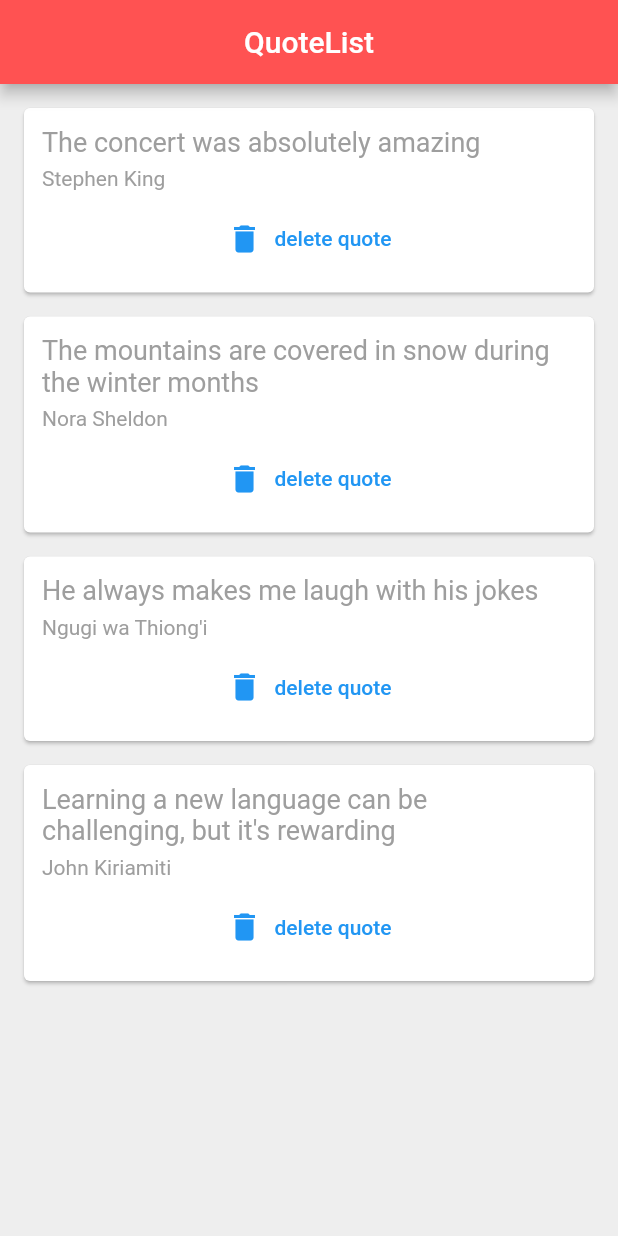
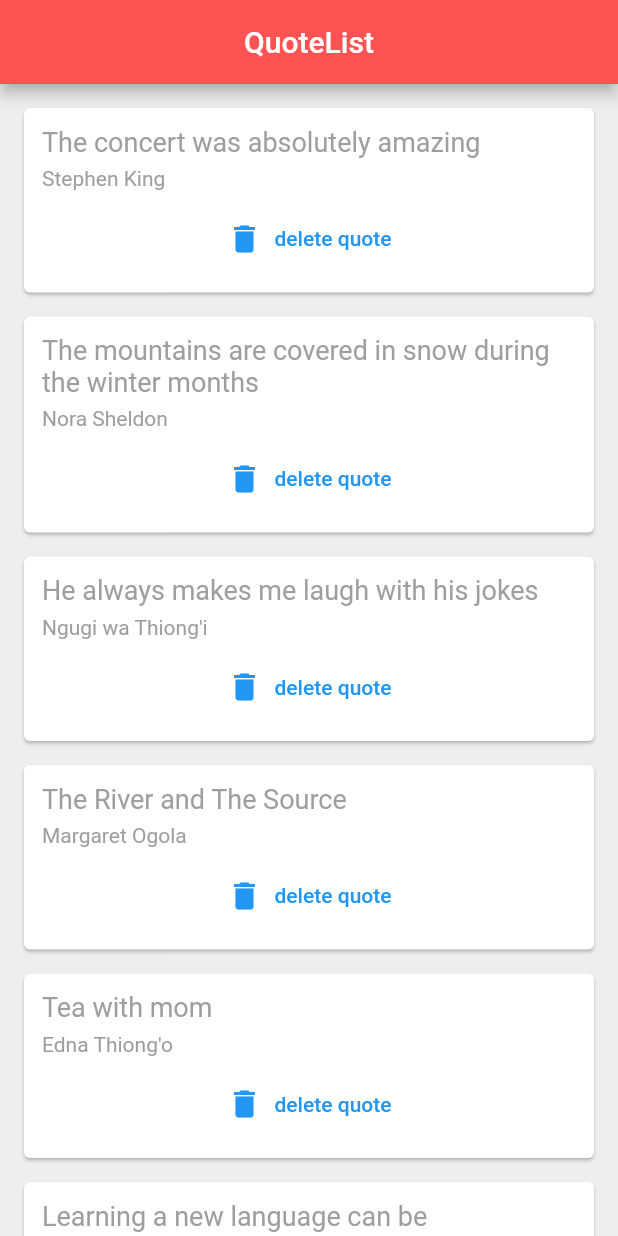
Before and after one commit to MugoSimon/quotes, a Flutter app: the screen it shows after launch, on a phone screen of 412 x 824 dp. Run offline on Flutter 3.47's test engine with Material 2 defaults, Android fonts, the phone set to English and light mode, and no system bars.

Commit message:
additional authors

```diff
--- a/lib/main.dart
+++ b/lib/main.dart
@@ -23,6 +23,12 @@ class _QuoteListState extends State<QuoteList> {
     const Quote(
         author: 'Ngugi wa Thiong\'i',
         text: 'He always makes me laugh with his jokes'),
+    const Quote(
+        author: 'Margaret Ogola',
+        text: 'The River and The Source'),
+    const Quote(
+        author: 'Edna Thiong\'o',
+        text: 'Tea with mom'),
     const Quote(
         author: 'John Kiriamiti',
         text: 'Learning a new language can be challenging, but it\'s rewarding')
```
